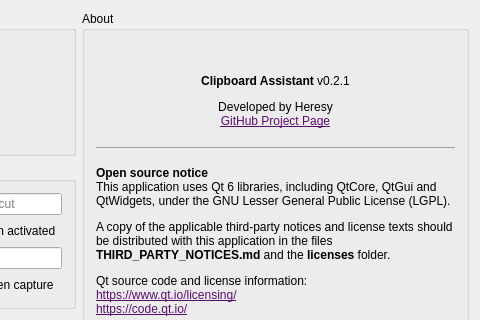
Before: the Qt Designer form ClipboardAssistant/Setting.ui in KHeresy/ClipboardAssistant, drawn with Qt 5; both pictures show x 227 to 707 and y 0 to 320 of the 707 by 673 pixel window.
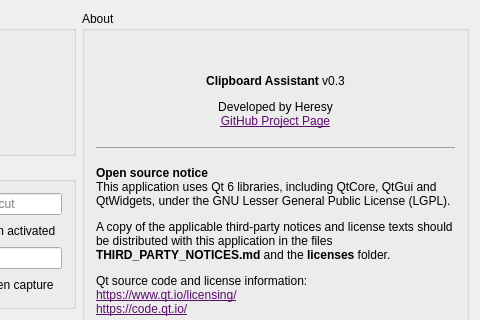
After: the same form once the commit is applied. Icons and pictures are not drawn.

The edit to the form file:
```diff
--- a/ClipboardAssistant/Setting.ui
+++ b/ClipboardAssistant/Setting.ui
@@ -199,7 +199,7 @@
         <item>
          <widget class="QLabel" name="labelAbout">
           <property name="text">
-           <string>&lt;html&gt;&lt;head/&gt;&lt;body&gt;&lt;p align=&quot;center&quot;&gt;&lt;img src=&quot;:/ClipboardAssistant/app_icon.png&quot; width=&quot;64&quot; height=&quot;64&quot;/&gt;&lt;br/&gt;&lt;span style=&quot; font-weight:700;&quot;&gt;Clipboard Assistant&lt;/span&gt; v0.2.1&lt;/p&gt;&lt;p align=&quot;center&quot;&gt;Developed by Heresy&lt;br/&gt;&lt;a href=&quot;https://github.com/KHeresy/ClipboardAssistant&quot;&gt;&lt;span style=&quot; text-decoration: underline; color:#5b0c6d;&quot;&gt;GitHub Project Page&lt;/span&gt;&lt;/a&gt;&lt;/p&gt;&lt;hr/&gt;&lt;p&gt;&lt;span style=&quot; font-weight:700;&quot;&gt;Open source notice&lt;/span&gt;&lt;br/&gt;This application uses Qt 6 libraries, including QtCore, QtGui and QtWidgets, under the GNU Lesser General Public License (LGPL).&lt;/p&gt;&lt;p&gt;A copy of the applicable third-party notices and license texts should be distributed with this application in the files &lt;span style=&quot; font-weight:700;&quot;&gt;THIRD_PARTY_NOTICES.md&lt;/span&gt; and the &lt;span style=&quot; font-weight:700;&quot;&gt;licenses&lt;/span&gt; folder.&lt;/p&gt;&lt;p&gt;Qt source code and license information:&lt;br/&gt;&lt;a href=&quot;https://www.qt.io/licensing/&quot;&gt;&lt;span style=&quot; text-decoration: underline; color:#5b0c6d;&quot;&gt;https://www.qt.io/licensing/&lt;/span&gt;&lt;/a&gt;&lt;br/&gt;&lt;a href=&quot;https://code.qt.io/&quot;&gt;&lt;span style=&quot; text-decoration: underline; color:#5b0c6d;&quot;&gt;https://code.qt.io/&lt;/span&gt;&lt;/a&gt;&lt;/p&gt;&lt;/body&gt;&lt;/html&gt;</string>
+           <string>&lt;html&gt;&lt;head/&gt;&lt;body&gt;&lt;p align=&quot;center&quot;&gt;&lt;img src=&quot;:/ClipboardAssistant/app_icon.png&quot; width=&quot;64&quot; height=&quot;64&quot;/&gt;&lt;br/&gt;&lt;span style=&quot; font-weight:700;&quot;&gt;Clipboard Assistant&lt;/span&gt; v0.3&lt;/p&gt;&lt;p align=&quot;center&quot;&gt;Developed by Heresy&lt;br/&gt;&lt;a href=&quot;https://github.com/KHeresy/ClipboardAssistant&quot;&gt;&lt;span style=&quot; text-decoration: underline; color:#5b0c6d;&quot;&gt;GitHub Project Page&lt;/span&gt;&lt;/a&gt;&lt;/p&gt;&lt;hr/&gt;&lt;p&gt;&lt;span style=&quot; font-weight:700;&quot;&gt;Open source notice&lt;/span&gt;&lt;br/&gt;This application uses Qt 6 libraries, including QtCore, QtGui and QtWidgets, under the GNU Lesser General Public License (LGPL).&lt;/p&gt;&lt;p&gt;A copy of the applicable third-party notices and license texts should be distributed with this application in the files &lt;span style=&quot; font-weight:700;&quot;&gt;THIRD_PARTY_NOTICES.md&lt;/span&gt; and the &lt;span style=&quot; font-weight:700;&quot;&gt;licenses&lt;/span&gt; folder.&lt;/p&gt;&lt;p&gt;Qt source code and license information:&lt;br/&gt;&lt;a href=&quot;https://www.qt.io/licensing/&quot;&gt;&lt;span style=&quot; text-decoration: underline; color:#5b0c6d;&quot;&gt;https://www.qt.io/licensing/&lt;/span&gt;&lt;/a&gt;&lt;br/&gt;&lt;a href=&quot;https://code.qt.io/&quot;&gt;&lt;span style=&quot; text-decoration: underline; color:#5b0c6d;&quot;&gt;https://code.qt.io/&lt;/span&gt;&lt;/a&gt;&lt;/p&gt;&lt;/body&gt;&lt;/html&gt;</string>
           </property>
           <property name="wordWrap">
            <bool>true</bool>
```
Left out of the diff: 1 changed line with no effect on the pictures.
